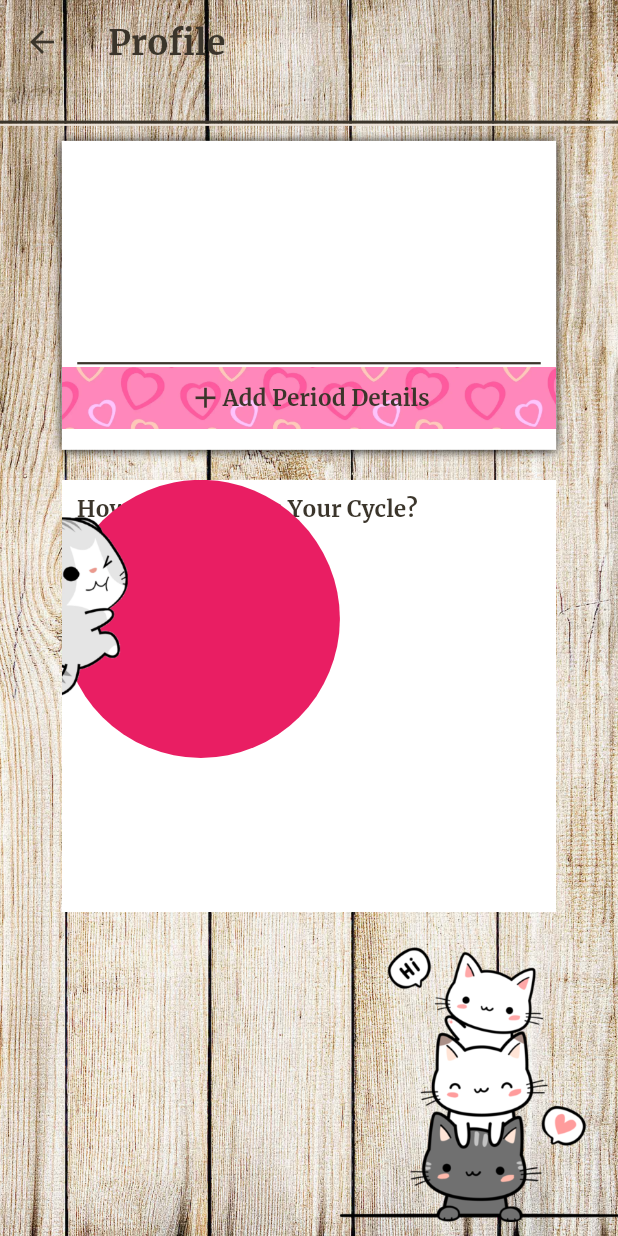
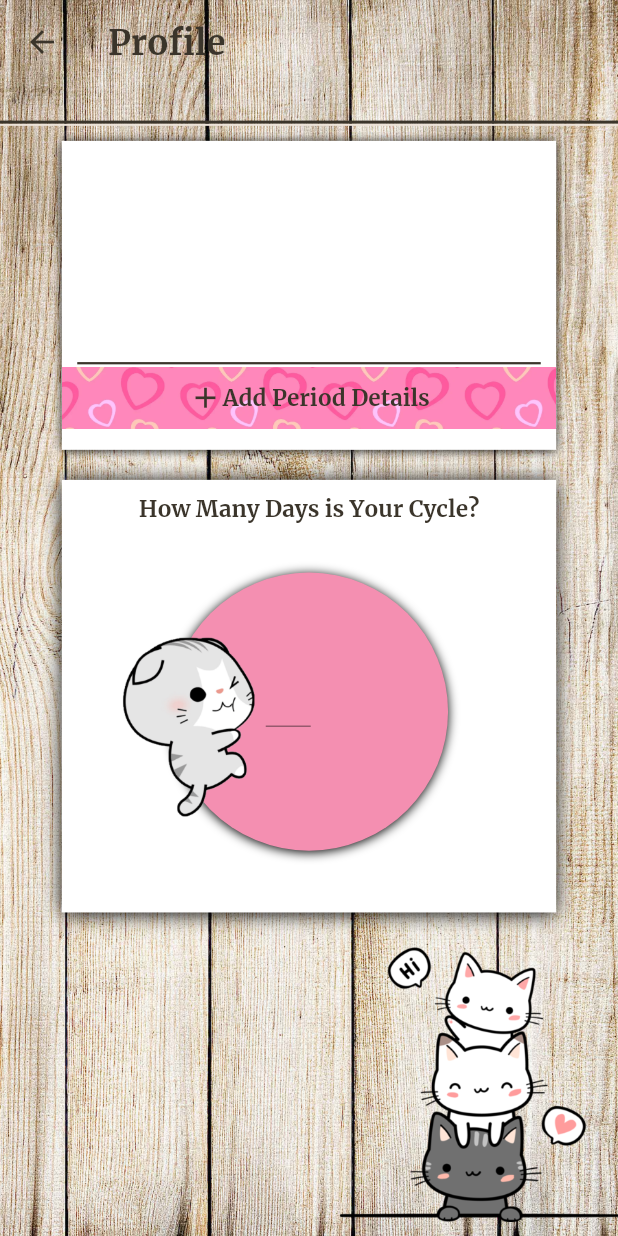
Before and after one commit to HalaJah/FlutterLearningJourney, a Flutter app: the screen it shows after launch, after a tap on the "add" icon, on a phone screen of 412 x 824 dp. Run offline on Flutter 3.47's test engine with Material 2 defaults, Android fonts, the phone set to English and light mode, and no system bars; our stand-ins replace flutter_spinkit, font_awesome_flutter.

Commit message:
Profile is completed and comments added

```diff
--- /dev/null
+++ b/period_tracker_app/lib/customized_widgets/profileCard1.dart
@@ -0,0 +1,99 @@
+import 'package:flutter/material.dart';
+
+// ProfileCardOne Stateful Widget
+class ProfileCardOne extends StatefulWidget {
+  const ProfileCardOne();
+
+  @override
+  _ProfileCardOneState createState() => _ProfileCardOneState();
+}
+
+class _ProfileCardOneState extends State<ProfileCardOne> {
+  // Variable to hold the size of the add icon
+  double addIconSize = 20.0;
+
+  @override
+  Widget build(BuildContext context) {
+    // Fetch screen width for layout calculations
+    double screenWidth = MediaQuery.of(context).size.width;
+
+    return Padding(
+      padding: const EdgeInsets.all(10.0),
+      child: Container(
+        // Container dimensions
+        width: screenWidth * 0.8,
+        height: screenWidth * 0.5,
+        decoration: const BoxDecoration(
+          color: Colors.white,
+          // Adding a shadow to the container
+          boxShadow: [
+            BoxShadow(
+              color: Colors.black,
+              offset: Offset(0, 1),
+              blurRadius: 5,
+              spreadRadius: 0,
+            ),
+          ],
+        ),
+        // Child widgets in the container
+        child: Column(
+          crossAxisAlignment: CrossAxisAlignment.center,
+          children: [
+            // Spacing widget
+            SizedBox(height: screenWidth * 0.358),
+            // Horizontal line
+            Container(
+              height: 1.5,
+              width: screenWidth * 0.75,
+              color: Color.fromARGB(255, 59, 53, 43),
+            ),
+            // Spacing widget
+            SizedBox(height: 2),
+            // Image and Text Container
+            Container(
+              height: screenWidth * 0.1,
+              width: screenWidth * 0.8,
+              decoration: BoxDecoration(
+                // Background image
+                image: DecorationImage(
+                  image: AssetImage('assets/hearts.webp'),
+                  fit: BoxFit.cover,
+                ),
+              ),
+              child: Row(
+                mainAxisAlignment: MainAxisAlignment.center,
+                children: [
+                  // Icon button with functionality
+                  InkWell(
+                    onTap: () {
+                      setState(() {
+                        addIconSize >= 23
+                            ? addIconSize = 20
+                            : addIconSize += 3.0;
+                      });
+                    },
+                    splashColor: Colors.pink,
+                    child: Icon(
+                      Icons.add,
+                      size: addIconSize,
+                      color: Color.fromARGB(255, 59, 53, 43),
+                    ),
+                  ),
+                  // Text widget
+                  Text(
+                    'Add Period Details',
+                    style: TextStyle(
+                      fontFamily: 'Merriweather',
+                      fontSize: 15,
+                      color: Color.fromARGB(255, 59, 53, 43),
+                    ),
+                  ),
+                ],
+              ),
+            ),
+          ],
+        ),
+      ),
+    );
+  }
+}
--- /dev/null
+++ b/period_tracker_app/lib/customized_widgets/profileCard2.dart
@@ -0,0 +1,116 @@
+import 'package:flutter/material.dart';
+
+// ProfileCardTwo Stateful Widget
+class ProfileCardTwo extends StatefulWidget {
+  const ProfileCardTwo();
+
+  @override
+  _ProfileCardTwo createState() => _ProfileCardTwo();
+}
+
+class _ProfileCardTwo extends State<ProfileCardTwo> {
+  TextEditingController _controller = TextEditingController();
+  String _displayedText = "";
+
+  @override
+  Widget build(BuildContext context) {
+    // Fetch screen width for layout calculations
+    double screenWidth = MediaQuery.of(context).size.width;
+
+    return Padding(
+      padding: const EdgeInsets.all(10.0),
+      child: Stack(
+        alignment: Alignment.topCenter,
+        children: [
+          // Background Container
+          Container(
+            width: screenWidth * 0.8,
+            height: screenWidth * 0.7,
+            decoration: const BoxDecoration(
+              color: Colors.white,
+              boxShadow: [
+                BoxShadow(
+                  color: Colors.black,
+                  offset: Offset(0, 1),
+                  blurRadius: 10,
+                  spreadRadius: 0,
+                ),
+              ],
+            ),
+          ),
+          // Text Widget
+          Padding(
+            padding: const EdgeInsets.all(10),
+            child: Text(
+              'How Many Days is Your Cycle?',
+              style: TextStyle(
+                fontFamily: 'Merriweather',
+                fontSize: 15,
+                color: Color.fromARGB(255, 59, 53, 43),
+              ),
+            ),
+          ),
+          // Circle Container
+          Positioned(
+            bottom: screenWidth * 0.1,
+            child: Container(
+              width: screenWidth * 0.45,
+              height: screenWidth * 0.45,
+              decoration: BoxDecoration(
+                color: Colors.pink[200],
+                shape: BoxShape.circle,
+                boxShadow: const [
+                  BoxShadow(
+                    color: Colors.black,
+                    offset: Offset(0, 1),
+                    blurRadius: 5,
+                    spreadRadius: 0,
+                  ),
+                ],
+              ),
+            ),
+          ),
+          // TextField and displayed text
+          Positioned(
+            bottom: screenWidth * 0.3,
+            left: screenWidth * 0.33,
+            child: Stack(
+              children: [
+                Text(
+                  _displayedText,
+                  style: const TextStyle(
+                    fontFamily: 'Merriweather',
+                    fontSize: 13,
+                    color: Color.fromARGB(255, 59, 53, 43),
+                  ),
+                ),
+                SizedBox(
+                  width: 30,
+                  height: 30,
+                  child: TextField(
+                    controller: _controller,
+                    onChanged: (value) {
+                      setState(() {
+                        _displayedText = value;
+                      });
+                    },
+                  ),
+                ),
+              ],
+            ),
+          ),
+          // Positioned Image
+          Positioned(
+            bottom: screenWidth * 0.1,
+            left: screenWidth * 0.005,
+            child: Image.asset(
+              'assets/TextFieldCat.png',
+              width: screenWidth * 0.4,
+              height: screenWidth * 0.4,
+            ),
+          ),
+        ],
+      ),
+    );
+  }
+}
--- a/period_tracker_app/lib/pages/profile.dart
+++ b/period_tracker_app/lib/pages/profile.dart
@@ -1,4 +1,6 @@
 import 'package:flutter/material.dart';
+import 'package:period_tracker_app/customized_widgets/profileCard1.dart';
+import 'package:period_tracker_app/customized_widgets/profileCard2.dart';
 
 
 class Profile extends StatefulWidget {
@@ -6,14 +8,13 @@ class Profile extends StatefulWidget {
   _ProfileState createState() => _ProfileState();
 }
 
-class _ProfileState extends State {
-  double addIconSize = 20.0;
-
+class _ProfileState extends State<Profile> {
   @override
   Widget build(BuildContext context) {
     // Fetch screen dimensions for layout calculations
     double screenHeight = MediaQuery.of(context).size.height;
     double screenWidth = MediaQuery.of(context).size.width;
+
     return Stack(
       children: [
         // Background container
@@ -58,153 +59,32 @@ class _ProfileState extends State {
               ),
             ),
           ),
+          // Body of the Scaffold
           body: Column(
             children: [
-               Container(
+              // Shadow-like line
+              Container(
                 height: 1.5,
                 color: Color.fromARGB(255, 237, 227, 216),
               ),
-
-              Padding(
-                padding: const EdgeInsets.all(10.0),
-                child: Container(
-                  width: screenWidth*0.8,
-                  height: screenWidth*0.5,
-                  decoration: const BoxDecoration(
-                    color: Colors.white,
-                     boxShadow:[
-                     BoxShadow(
-                        color: Colors.black,
-                        offset: Offset(0, 1),
-                        blurRadius: 5,
-                        spreadRadius: 0,
-                      ),
-                    ],
-                  ),
-                  child: Column(
-                    crossAxisAlignment: CrossAxisAlignment.center,
-                    children: [
-                      SizedBox(height: screenWidth*0.358),
-                      Container(
-                      height: 1.5,
-                      width: screenWidth*0.75,
-                      color: Color.fromARGB(255, 59, 53, 43),
-                    ),
-                      SizedBox(height: 2,),
-                      Container(
-                      height: screenWidth * 0.1,
-                      width: screenWidth * 0.8,
-                      decoration: BoxDecoration(
-                        image: DecorationImage(
-                          image: AssetImage('assets/hearts.webp'),
-                          fit: BoxFit.cover,
-                        ),
-                      ),
-                      child: Row(
-                        mainAxisAlignment: MainAxisAlignment.center,
-                        children: [
-                          InkWell(
-                            onTap: () {
-                              setState(() {
-                              addIconSize >= 23 ? addIconSize = 20 : addIconSize += 3.0;
-
-                            });
-                            },
-                            splashColor: Colors.pink,
-                            child: Icon(
-                              Icons.add,
-                              size: addIconSize,
-                              color: Color.fromARGB(255, 59, 53, 43),
-                            ),
-                          ),
-
-                          Text(
-                            'Add Period Details',
-                              style: TextStyle(
-                                fontFamily: 'Merriweather',
-                                fontSize: 15,
-                                color: Color.fromARGB(255, 59, 53, 43),
-                              ),
-                            )
-                        ],
-                      ),
-                    )
-
-                    ]
-                    ),
-                ),
-              ),
-
-              Padding(
-              padding: const EdgeInsets.all(10.0),
-              child: Stack(
-                children: [
-                  // Background Container
-                  Container(
-                    width: screenWidth * 0.8,
-                    height: screenWidth * 0.7,
-                    decoration: const BoxDecoration(
-                      color: Colors.white,
-                      boxShadow: [
-                        BoxShadow(
-                          color: Colors.black,
-                          offset: Offset(0, 1),
-                          blurRadius: 5,
-                          spreadRadius: 0,
-                        ),
-                      ],
-                    ),
-                  ),
-                  // Padding for the Text
-                  Padding(
-                    padding: const EdgeInsets.all(10),
-                    child: Text(
-                      'How Many Days is Your Cycle?',
-                      style: TextStyle(
-                        fontFamily: 'Merriweather',
-                        fontSize: 15,
-                        color: Color.fromARGB(255, 59, 53, 43),
-                      ),
-                    ),
-                  ),
-                  // Circle Container
-                  Container(
-                    width: screenWidth * 0.45,
-                    height: screenWidth * 0.45,
-                    decoration: BoxDecoration(
-                      color: Colors.pink,
-                      shape: BoxShape.circle,
-                    ),
-                  ),
-                  // Positioned Image
-                  Positioned(
-                    top: 2,
-                    left: -screenWidth * 0.2,
-                    child: Image.asset(
-                      'assets/TextFieldCat.png',
-                      width: screenWidth * 0.4,
-                      height: screenWidth * 0.4,
-                    ),
-                  )
-                ],
-              ),
-            )
-
+              // Custom profile card 1
+              ProfileCardOne(),
+              // Custom profile card 2
+              ProfileCardTwo(),
             ],
-          )
+          ),
         ),
-
+        // Positioned widget for image at the bottom right
         Positioned(
           bottom: 0,
           right: 0,
           child: Image.asset(
             'assets/profileCats.webp',
-            width: screenWidth*0.45,
-            height: screenWidth*0.5,
-            )
-          )
+            width: screenWidth * 0.45,
+            height: screenWidth * 0.5,
+          ),
+        ),
       ],
     );
-
   }
 }
```
